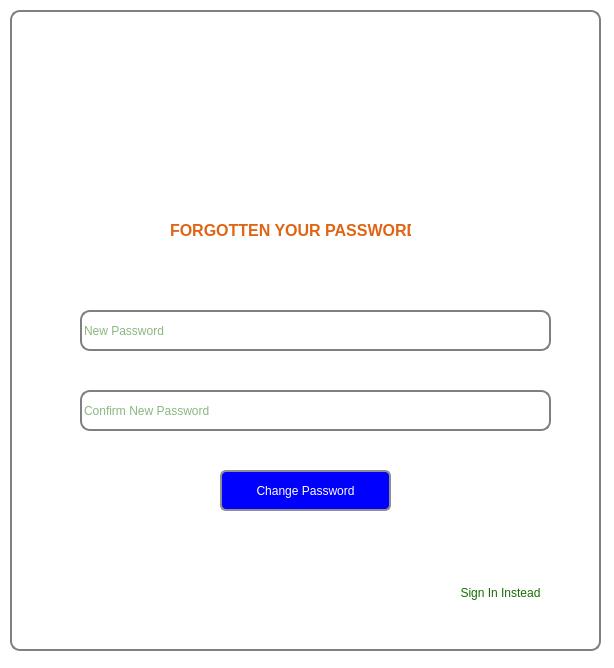
This is Smartward/signinwindow.ui in cygnus55/smartward as Qt 5 draws it before an edit. The edited form follows.
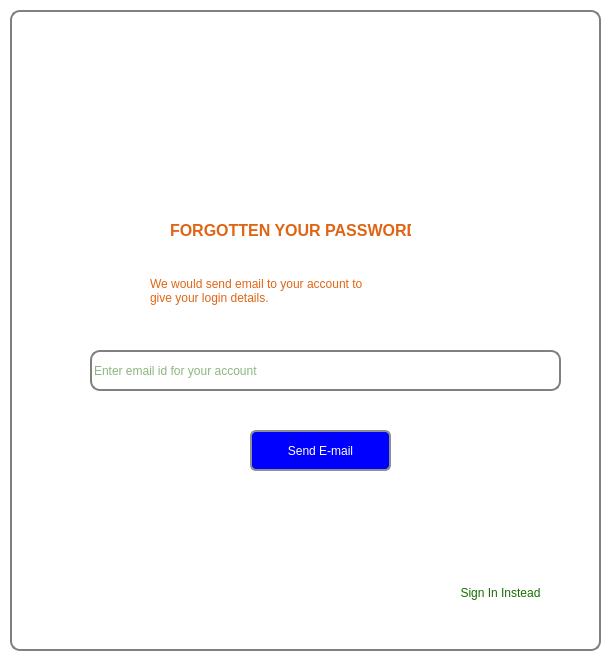
This is the edited form. Icons and pictures are not drawn.

Commit message: Signin window almost completed

What changed in the file:
```diff
--- a/Smartward/signinwindow.ui
+++ b/Smartward/signinwindow.ui
@@ -350,139 +350,6 @@
         <string>&lt;html&gt;&lt;head/&gt;&lt;body&gt;&lt;p&gt;&lt;span style=&quot; font-size:12pt; font-weight:600;&quot;&gt;FORGOTTEN YOUR PASSWORD&lt;/span&gt;&lt;/p&gt;&lt;/body&gt;&lt;/html&gt;</string>
        </property>
       </widget>
-      <widget class="QStackedWidget" name="forgetPasswordStack">
-       <property name="geometry">
-        <rect>
-         <x>10</x>
-         <y>60</y>
-         <width>551</width>
-         <height>311</height>
-        </rect>
-       </property>
-       <property name="currentIndex">
-        <number>0</number>
-       </property>
-       <widget class="QWidget" name="changePasswordPage">
-        <widget class="QLineEdit" name="new_password">
-         <property name="geometry">
-          <rect>
-           <x>50</x>
-           <y>60</y>
-           <width>471</width>
-           <height>41</height>
-          </rect>
-         </property>
-         <property name="styleSheet">
-          <string notr="true">background:transparent;</string>
-         </property>
-         <property name="echoMode">
-          <enum>QLineEdit::Password</enum>
-         </property>
-         <property name="placeholderText">
-          <string>New Password</string>
-         </property>
-        </widget>
-        <widget class="QLineEdit" name="new_password_2">
-         <property name="geometry">
-          <rect>
-           <x>50</x>
-           <y>140</y>
-           <width>471</width>
-           <height>41</height>
-          </rect>
-         </property>
-         <property name="styleSheet">
-          <string notr="true">background:transparent;</string>
-         </property>
-         <property name="text">
-          <string/>
-         </property>
-         <property name="echoMode">
-          <enum>QLineEdit::Password</enum>
-         </property>
-         <property name="placeholderText">
-          <string>Confirm New Password</string>
-         </property>
-        </widget>
-        <widget class="QPushButton" name="changePassword">
-         <property name="geometry">
-          <rect>
-           <x>190</x>
-           <y>220</y>
-           <width>171</width>
-           <height>41</height>
-          </rect>
-         </property>
-         <property name="styleSheet">
-          <string notr="true">border: 2px solid #8f8f91;
-border-radius: 6px;
-background:blue;
-color:white;
-</string>
-         </property>
-         <property name="text">
-          <string>Change Password</string>
-         </property>
-        </widget>
-       </widget>
-       <widget class="QWidget" name="emailPage">
-        <widget class="QLineEdit" name="login_id_2">
-         <property name="geometry">
-          <rect>
-           <x>50</x>
-           <y>130</y>
-           <width>471</width>
-           <height>41</height>
-          </rect>
-         </property>
-         <property name="styleSheet">
-          <string notr="true">background:transparent</string>
-         </property>
-         <property name="placeholderText">
-          <string>Enter email id for your account</string>
-         </property>
-        </widget>
-        <widget class="QPushButton" name="sendEmail">
-         <property name="geometry">
-          <rect>
-           <x>200</x>
-           <y>210</y>
-           <width>141</width>
-           <height>41</height>
-          </rect>
-         </property>
-         <property name="styleSheet">
-          <string notr="true">border: 2px solid #8f8f91;
-border-radius: 6px;
-background:blue;
-color:white;
-</string>
-         </property>
-         <property name="text">
-          <string>Send E-mail</string>
-         </property>
-        </widget>
-        <widget class="QLabel" name="label">
-         <property name="geometry">
-          <rect>
-           <x>50</x>
-           <y>40</y>
-           <width>401</width>
-           <height>61</height>
-          </rect>
-         </property>
-         <property name="styleSheet">
-          <string notr="true">background:transparent;
-color: rgb(223, 101, 21);
-    </string>
-         </property>
-         <property name="text">
-          <string>We would send email to your account to authenicate you.
-Please do as you are said.</string>
-         </property>
-        </widget>
-       </widget>
-      </widget>
       <widget class="QPushButton" name="signin_3">
        <property name="geometry">
         <rect>
@@ -499,9 +366,61 @@
         <string>Sign In Instead</string>
        </property>
       </widget>
-      <zorder>forgetPasswordStack</zorder>
-      <zorder>label_2</zorder>
-      <zorder>signin_3</zorder>
+      <widget class="QLabel" name="label">
+       <property name="geometry">
+        <rect>
+         <x>130</x>
+         <y>70</y>
+         <width>291</width>
+         <height>61</height>
+        </rect>
+       </property>
+       <property name="styleSheet">
+        <string notr="true">background:transparent;
+color: rgb(223, 101, 21);
+    </string>
+       </property>
+       <property name="text">
+        <string>We would send email to your account to 
+give your login details.</string>
+       </property>
+      </widget>
+      <widget class="QLineEdit" name="login_id_2">
+       <property name="geometry">
+        <rect>
+         <x>70</x>
+         <y>160</y>
+         <width>471</width>
+         <height>41</height>
+        </rect>
+       </property>
+       <property name="styleSheet">
+        <string notr="true">background:transparent</string>
+       </property>
+       <property name="placeholderText">
+        <string>Enter email id for your account</string>
+       </property>
+      </widget>
+      <widget class="QPushButton" name="sendEmail">
+       <property name="geometry">
+        <rect>
+         <x>230</x>
+         <y>240</y>
+         <width>141</width>
+         <height>41</height>
+        </rect>
+       </property>
+       <property name="styleSheet">
+        <string notr="true">border: 2px solid #8f8f91;
+border-radius: 6px;
+background:blue;
+color:white;
+</string>
+       </property>
+       <property name="text">
+        <string>Send E-mail</string>
+       </property>
+      </widget>
      </widget>
      <widget class="QWidget" name="signinPage">
       <widget class="QLineEdit" name="login_id">
```
Left out of the diff: 19 changed lines with no effect on the pictures. The commit also changes 6 other files.
